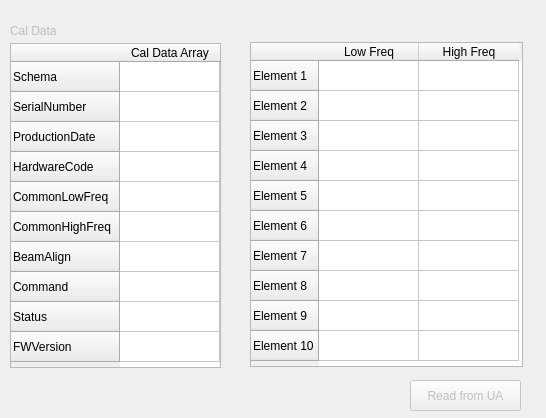
8foldrepo/RF_Balance_Profound, file Widget_Library/widget_ua_calibration.ui: the form before one commit.
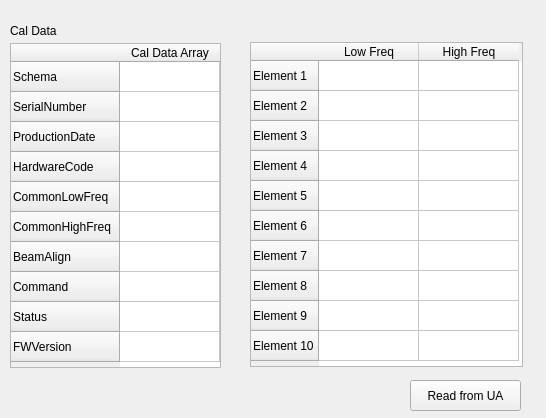
The form after the commit.

```diff
--- a/Widget_Library/widget_ua_calibration.ui
+++ b/Widget_Library/widget_ua_calibration.ui
@@ -3,7 +3,7 @@
     <class>Form</class>
     <widget class="QWidget" name="Form">
         <property name="enabled">
-            <bool>false</bool>
+   <bool>true</bool>
         </property>
         <property name="geometry">
             <rect>
@@ -17,6 +17,9 @@
             <string>Form</string>
         </property>
         <widget class="QPushButton" name="read_from_ua_button">
+   <property name="enabled">
+    <bool>true</bool>
+   </property>
             <property name="geometry">
                 <rect>
                     <x>410</x>
```
Lines whose indentation alone changed are shown as unchanged.
